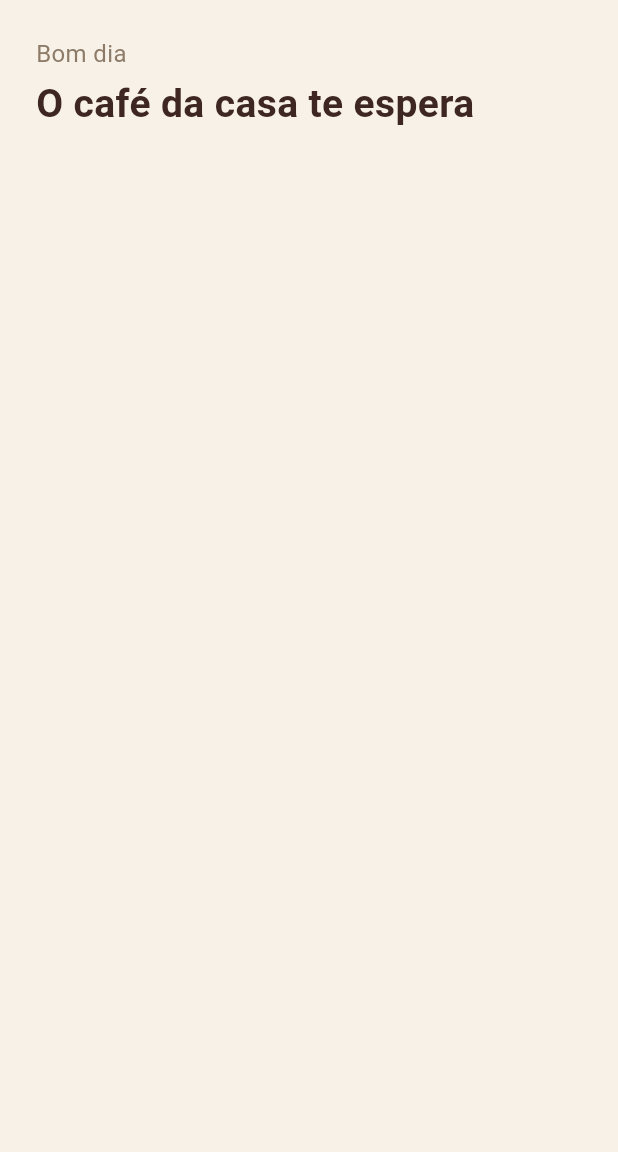
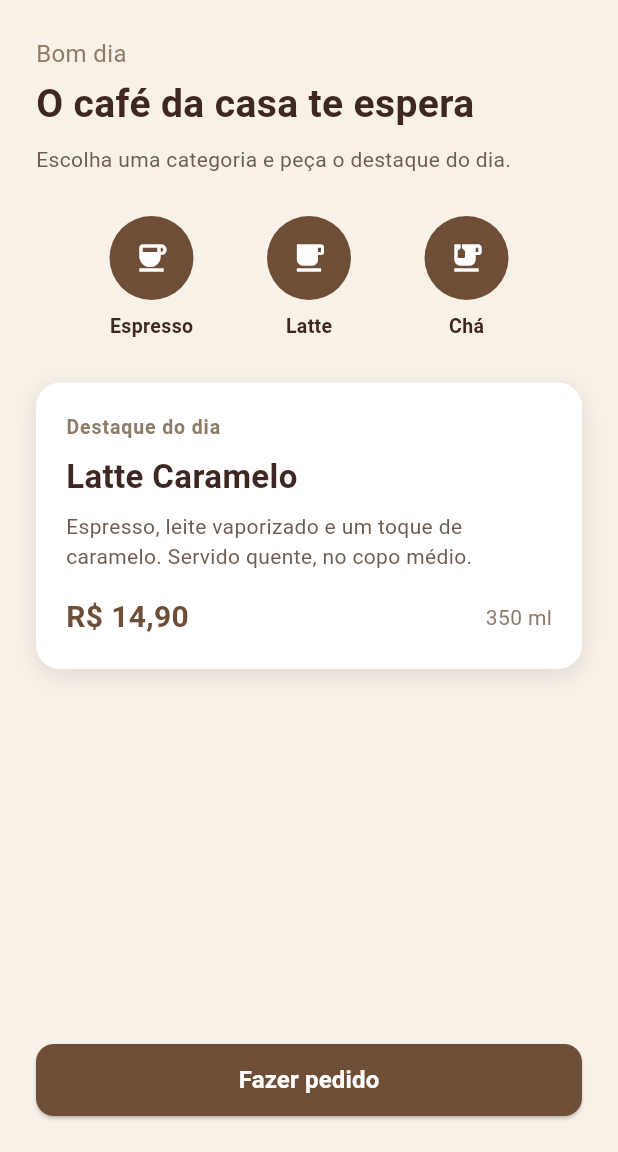
Before and after one commit to cardevv/Interface-Flutter, a Flutter app: the screen it shows after launch, on a phone screen of 412 x 824 dp, the part 84-1236 px from its top. Run offline on Flutter 3.47's test engine with Material 3 defaults, Android fonts, the phone set to English and light mode, and no system bars.

Commit message:
feat: widgets da cafeteria
Co-authored-by: Cursor <cursoragent@cursor.com>

```diff
--- a/lib/main.dart
+++ b/lib/main.dart
@@ -1,4 +1,6 @@
 import 'package:flutter/material.dart';
+
+import 'screens/home_screen.dart';
 
 void main() {
   runApp(const AromaCafeApp());
@@ -22,44 +24,3 @@ class AromaCafeApp extends StatelessWidget {
     );
   }
 }
-
-class HomeScreen extends StatelessWidget {
-  const HomeScreen({super.key});
-
-  @override
-  Widget build(BuildContext context) {
-    return Scaffold(
-      backgroundColor: const Color(0xFFF7F1E8),
-      appBar: AppBar(
-        backgroundColor: const Color(0xFF6F4E37),
-        foregroundColor: Colors.white,
-        title: const Text('Aroma Café'),
-        centerTitle: true,
-      ),
-      body: Padding(
-        padding: const EdgeInsets.all(24),
-        child: Column(
-          crossAxisAlignment: CrossAxisAlignment.start,
-          children: [
-            const Text(
-              'Bom dia',
-              style: TextStyle(
-                fontSize: 16,
-                color: Color(0xFF8D7B68),
-              ),
-            ),
-            const SizedBox(height: 4),
-            const Text(
-              'O café da casa te espera',
-              style: TextStyle(
-                fontSize: 26,
-                fontWeight: FontWeight.bold,
-                color: Color(0xFF3E2723),
-              ),
-            ),
-          ],
-        ),
-      ),
-    );
-  }
-}
--- /dev/null
+++ b/lib/screens/home_screen.dart
@@ -0,0 +1,70 @@
+import 'package:flutter/material.dart';
+
+import '../widgets/category_row.dart';
+import '../widgets/featured_drink_card.dart';
+import '../widgets/order_button.dart';
+
+class HomeScreen extends StatelessWidget {
+  const HomeScreen({super.key});
+
+  @override
+  Widget build(BuildContext context) {
+    return Scaffold(
+      backgroundColor: const Color(0xFFF7F1E8),
+      appBar: AppBar(
+        backgroundColor: const Color(0xFF6F4E37),
+        foregroundColor: Colors.white,
+        title: const Text('Aroma Café'),
+        centerTitle: true,
+      ),
+      body: Padding(
+        padding: const EdgeInsets.all(24),
+        child: Column(
+          crossAxisAlignment: CrossAxisAlignment.start,
+          children: [
+            _buildGreeting(),
+            const SizedBox(height: 28),
+            const CategoryRow(),
+            const SizedBox(height: 28),
+            const FeaturedDrinkCard(),
+            const Spacer(),
+            const OrderButton(),
+          ],
+        ),
+      ),
+    );
+  }
+
+  Widget _buildGreeting() {
+    return const Column(
+      crossAxisAlignment: CrossAxisAlignment.start,
+      children: [
+        Text(
+          'Bom dia',
+          style: TextStyle(
+            fontSize: 16,
+            color: Color(0xFF8D7B68),
+          ),
+        ),
+        SizedBox(height: 4),
+        Text(
+          'O café da casa te espera',
+          style: TextStyle(
+            fontSize: 26,
+            fontWeight: FontWeight.bold,
+            color: Color(0xFF3E2723),
+          ),
+        ),
+        SizedBox(height: 8),
+        Text(
+          'Escolha uma categoria e peça o destaque do dia.',
+          style: TextStyle(
+            fontSize: 14,
+            height: 1.4,
+            color: Color(0xFF6D5C50),
+          ),
+        ),
+      ],
+    );
+  }
+}
--- /dev/null
+++ b/lib/widgets/category_row.dart
@@ -0,0 +1,51 @@
+import 'package:flutter/material.dart';
+
+class CategoryRow extends StatelessWidget {
+  const CategoryRow({super.key});
+
+  @override
+  Widget build(BuildContext context) {
+    return const Row(
+      mainAxisAlignment: MainAxisAlignment.spaceEvenly,
+      crossAxisAlignment: CrossAxisAlignment.center,
+      children: [
+        _CategoryItem(icon: Icons.coffee, label: 'Espresso'),
+        _CategoryItem(icon: Icons.local_cafe, label: 'Latte'),
+        _CategoryItem(icon: Icons.emoji_food_beverage, label: 'Chá'),
+      ],
+    );
+  }
+}
+
+class _CategoryItem extends StatelessWidget {
+  const _CategoryItem({
+    required this.icon,
+    required this.label,
+  });
+
+  final IconData icon;
+  final String label;
+
+  @override
+  Widget build(BuildContext context) {
+    return Column(
+      mainAxisAlignment: MainAxisAlignment.center,
+      children: [
+        CircleAvatar(
+          radius: 28,
+          backgroundColor: const Color(0xFF6F4E37),
+          child: Icon(icon, color: Colors.white),
+        ),
+        const SizedBox(height: 8),
+        Text(
+          label,
+          style: const TextStyle(
+            fontSize: 13,
+            fontWeight: FontWeight.w600,
+            color: Color(0xFF3E2723),
+          ),
+        ),
+      ],
+    );
+  }
+}
--- /dev/null
+++ b/lib/widgets/featured_drink_card.dart
@@ -0,0 +1,78 @@
+import 'package:flutter/material.dart';
+
+class FeaturedDrinkCard extends StatelessWidget {
+  const FeaturedDrinkCard({super.key});
+
+  @override
+  Widget build(BuildContext context) {
+    return Container(
+      width: double.infinity,
+      padding: const EdgeInsets.all(20),
+      decoration: BoxDecoration(
+        color: Colors.white,
+        borderRadius: BorderRadius.circular(16),
+        boxShadow: const [
+          BoxShadow(
+            color: Color(0x1A000000),
+            blurRadius: 12,
+            offset: Offset(0, 4),
+          ),
+        ],
+      ),
+      child: Column(
+        crossAxisAlignment: CrossAxisAlignment.start,
+        children: [
+          const Text(
+            'Destaque do dia',
+            style: TextStyle(
+              fontSize: 13,
+              letterSpacing: 0.6,
+              fontWeight: FontWeight.w600,
+              color: Color(0xFF8D7B68),
+            ),
+          ),
+          const SizedBox(height: 8),
+          const Text(
+            'Latte Caramelo',
+            style: TextStyle(
+              fontSize: 22,
+              fontWeight: FontWeight.bold,
+              color: Color(0xFF3E2723),
+            ),
+          ),
+          const SizedBox(height: 8),
+          const Text(
+            'Espresso, leite vaporizado e um toque de caramelo. Servido quente, no copo médio.',
+            style: TextStyle(
+              fontSize: 14,
+              height: 1.4,
+              color: Color(0xFF6D5C50),
+            ),
+          ),
+          const SizedBox(height: 16),
+          const Row(
+            mainAxisAlignment: MainAxisAlignment.spaceBetween,
+            crossAxisAlignment: CrossAxisAlignment.center,
+            children: [
+              Text(
+                'R\$ 14,90',
+                style: TextStyle(
+                  fontSize: 20,
+                  fontWeight: FontWeight.bold,
+                  color: Color(0xFF6F4E37),
+                ),
+              ),
+              Text(
+                '350 ml',
+                style: TextStyle(
+                  fontSize: 14,
+                  color: Color(0xFF8D7B68),
+                ),
+              ),
+            ],
+          ),
+        ],
+      ),
+    );
+  }
+}
--- /dev/null
+++ b/lib/widgets/order_button.dart
@@ -0,0 +1,36 @@
+import 'package:flutter/material.dart';
+
+class OrderButton extends StatelessWidget {
+  const OrderButton({super.key});
+
+  @override
+  Widget build(BuildContext context) {
+    return SizedBox(
+      width: double.infinity,
+      height: 48,
+      child: ElevatedButton(
+        style: ElevatedButton.styleFrom(
+          backgroundColor: const Color(0xFF6F4E37),
+          foregroundColor: Colors.white,
+          shape: RoundedRectangleBorder(
+            borderRadius: BorderRadius.circular(12),
+          ),
+        ),
+        onPressed: () {
+          ScaffoldMessenger.of(context).showSnackBar(
+            const SnackBar(
+              content: Text('Pedido do Latte Caramelo enviado à cozinha.'),
+            ),
+          );
+        },
+        child: const Text(
+          'Fazer pedido',
+          style: TextStyle(
+            fontSize: 16,
+            fontWeight: FontWeight.w600,
+          ),
+        ),
+      ),
+    );
+  }
+}
```
